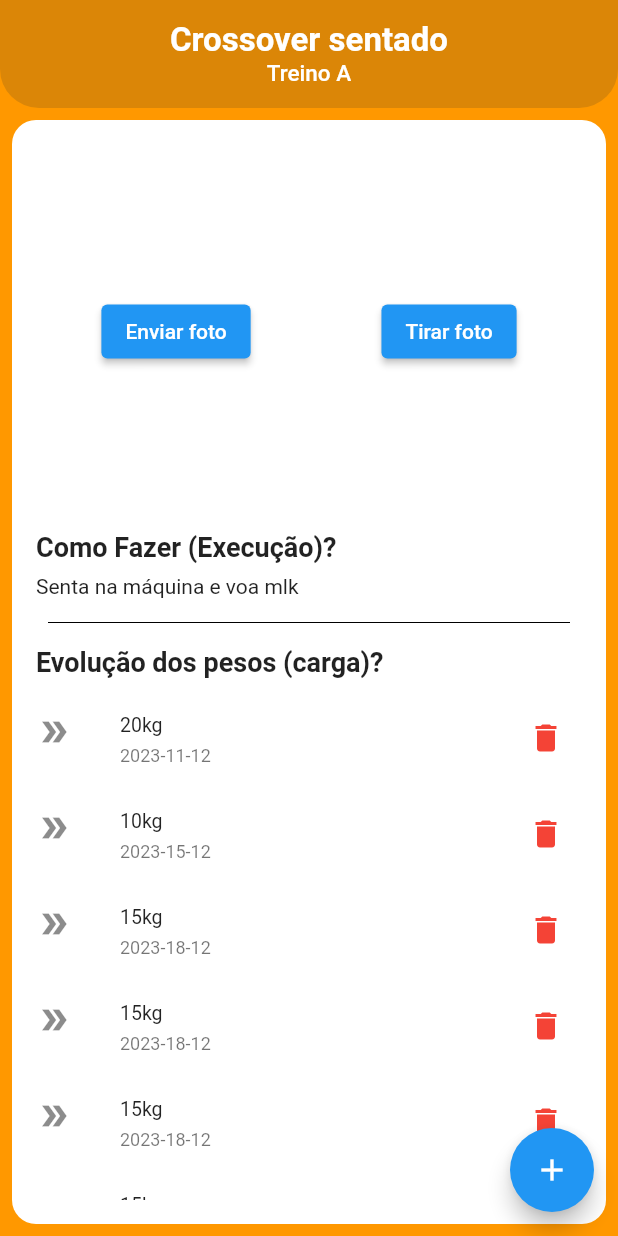
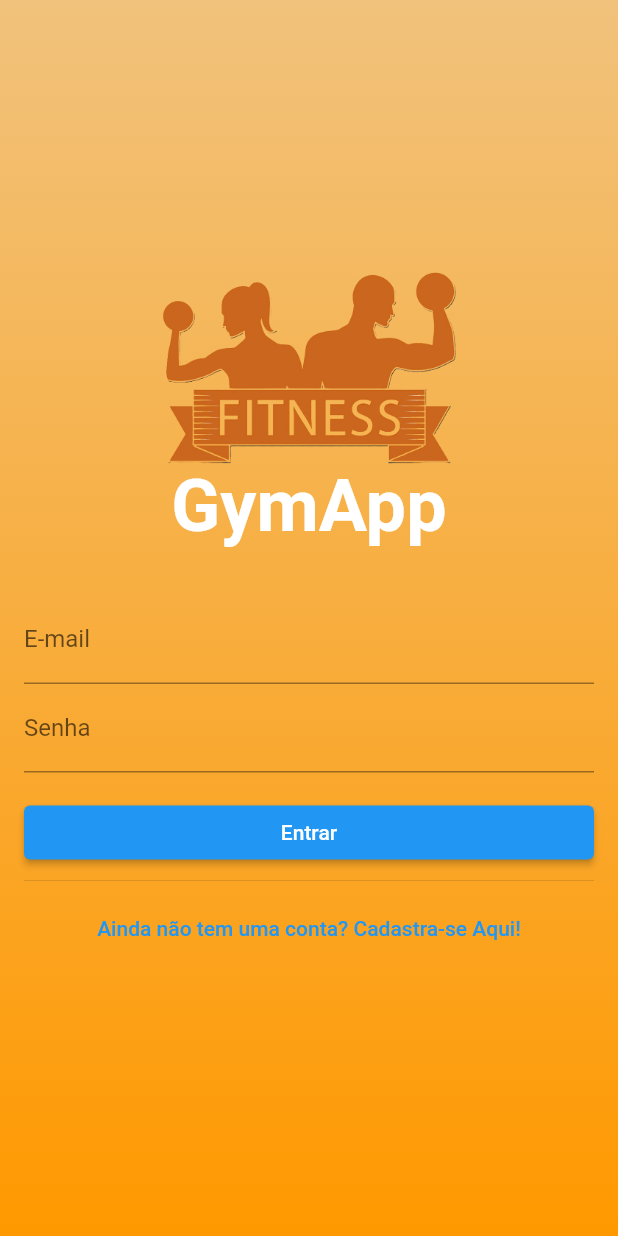
Before and after one commit to iraiore/project-gym-flutter, a Flutter app: the screen it shows after launch, on a phone screen of 412 x 824 dp. Run offline on Flutter 3.47's test engine with Material 2 defaults, Android fonts, the phone set to English and light mode, and no system bars.

Commit message:
terminando a tela de loginl. Falta a tela de cadastro - uma forma de alternar entre elas seria usando o widget visibilit - tem que pesquisar depois

```diff
--- /dev/null
+++ b/flutter_gymapp/lib/_comum/cores.dart
@@ -0,0 +1,8 @@
+import 'package:flutter/material.dart';
+
+class MinhasCores {
+  static const Color laranja1 = Color.fromARGB(255, 219, 134, 7);
+
+  static const Color laranjaGradiente1 = Color.fromARGB(255, 255, 153, 0);
+  static const Color laranjaGradiente2 =  Color.fromARGB(255, 241, 194, 124);
+}
--- a/flutter_gymapp/lib/main.dart
+++ b/flutter_gymapp/lib/main.dart
@@ -1,4 +1,5 @@
 import 'package:flutter/material.dart';
+import 'package:flutter_gymapp/telas/autenticacao_tela.dart';
 import 'package:flutter_gymapp/telas/exercicio_tela.dart';
 
 void main() {
@@ -11,8 +12,8 @@ class MyApp extends StatelessWidget {
   // This widget is the root of your application.
   @override
   Widget build(BuildContext context) {
-    return MaterialApp(
-      home: ExercicioTela(),
+    return const MaterialApp(
+      home: AutenticacaoTela(),
     );
   }
 }
--- /dev/null
+++ b/flutter_gymapp/lib/telas/autenticacao_tela.dart
@@ -0,0 +1,90 @@
+import 'package:flutter/material.dart';
+import 'package:flutter_gymapp/_comum/cores.dart';
+
+class AutenticacaoTela extends StatefulWidget {
+  const AutenticacaoTela({super.key});
+
+  @override
+  State<AutenticacaoTela> createState() => _AutenticacaoTelaState();
+}
+
+class _AutenticacaoTelaState extends State<AutenticacaoTela> {
+  bool entrar = true;
+  @override
+  Widget build(BuildContext context) {
+    return Scaffold(
+      backgroundColor: Colors.blue,
+      body: Stack(
+        //o Stack empilha em profundidade os widget sobrepondo os mesmo de acordo com sequencia que é colocado
+        children: [
+          Container(
+            decoration: const BoxDecoration(
+              gradient: LinearGradient(
+                begin: Alignment.topCenter,
+                end: Alignment.bottomCenter,
+                colors: [
+                  MinhasCores.laranjaGradiente2,
+                  MinhasCores.laranjaGradiente1,
+                ],
+              ),
+            ),
+          ),
+          Padding(
+            padding: const EdgeInsets.all(16.0),
+            child: Form(
+              child: Column(
+                mainAxisAlignment: MainAxisAlignment.center,
+                crossAxisAlignment: CrossAxisAlignment
+                    .stretch, //alinhando a imagem no centro em relação a widget pai (no caso o Scaffold)
+                children: [
+                  Image.asset(
+                    "assets/logo-fitness.png",
+                    height: 128,
+                  ),
+                  const Text(
+                    "GymApp",
+                    textAlign: TextAlign.center,
+                    style: TextStyle(
+                        fontSize: 48,
+                        fontWeight: FontWeight.bold,
+                        color: Colors.white),
+                  ),
+                  const SizedBox(
+                    height: 32,
+                  ),
+                  TextFormField(
+                    decoration: const InputDecoration(
+                      label: Text("E-mail"),
+                    ),
+                  ),
+                  TextFormField(
+                    decoration: const InputDecoration(
+                      label: Text("Senha"),
+                    ),
+                    obscureText: true,
+                  ),
+                  const SizedBox(
+                    height: 16,
+                  ),
+                  ElevatedButton(
+                    onPressed: () {},
+                    child: Text((entrar)? "Entrar" : "Cadastrar"),
+                  ),
+                  Divider(),
+                  TextButton(
+                      onPressed: () {
+                        setState(() {
+                          entrar = !entrar;
+                        });
+                      },
+                      child: Text((entrar)? "Ainda não tem uma conta? Cadastra-se Aqui!" : "Já tem uma conta? Entre!"),
+                      ),
+                ],
+              ),
+            ),
+          ),
+        ],
+      ),
+    );
+  }
+}
--- a/flutter_gymapp/lib/telas/exercicio_tela.dart
+++ b/flutter_gymapp/lib/telas/exercicio_tela.dart
@@ -1,4 +1,5 @@
 import 'package:flutter/material.dart';
+import 'package:flutter_gymapp/_comum/cores.dart';
 import 'package:flutter_gymapp/modelos/evolucao_pesos.dart';
 import 'package:flutter_gymapp/modelos/exercicio_modelo.dart';
 import 'package:flutter_gymapp/modelos/observacao_anotacoes.dart';
@@ -99,7 +100,7 @@ class ExercicioTela extends StatelessWidget {
           ]),
           //configurando a appBar
           centerTitle: true,//centralizando
-          backgroundColor: Color.fromARGB(255, 219, 134, 7),//alterando a cor
+          backgroundColor: MinhasCores.laranja1,//alterando a cor
           elevation: 0,//retirando a configurando de sombra
           toolbarHeight:72,//almentando o tamanho
           //arredondando as bordas
--- a/flutter_gymapp/pubspec.yaml
+++ b/flutter_gymapp/pubspec.yaml
@@ -23,3 +23,6 @@ dev_dependencies:
 flutter:
 
   uses-material-design: true
+
+  assets:
+  - assets/
```
Also changed, not shown: flutter_gymapp/assets/logo-fitness.png (added).
